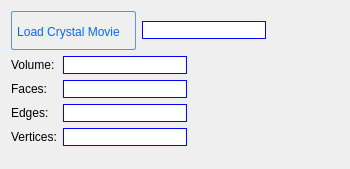
The window that apps/nsxqt/ui/SampleShapePropertyWidget.ui (k61n/openhkl) describes before a commit, drawn with Qt 5.
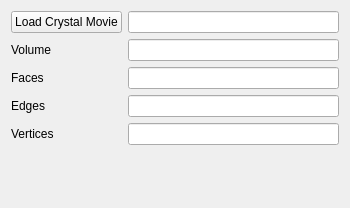
The same window after the commit.

What changed in the file:
```diff
--- a/apps/nsxqt/ui/SampleShapePropertyWidget.ui
+++ b/apps/nsxqt/ui/SampleShapePropertyWidget.ui
@@ -7,76 +7,14 @@
     <x>0</x>
     <y>0</y>
     <width>350</width>
-    <height>169</height>
+    <height>208</height>
    </rect>
   </property>
   <property name="windowTitle">
    <string>Form</string>
   </property>
-  <layout class="QFormLayout" name="formLayout_2">
-   <item row="0" column="0">
-    <layout class="QHBoxLayout" name="horizontalLayout" stretch="0,2">
-     <item>
-      <widget class="QPushButton" name="pushButton_LoadMovie">
-       <property name="sizePolicy">
-        <sizepolicy hsizetype="Minimum" vsizetype="Fixed">
-         <horstretch>1</horstretch>
-         <verstretch>0</verstretch>
-        </sizepolicy>
-       </property>
-       <property name="toolTip">
-        <string>&lt;html&gt;&lt;head/&gt;&lt;body&gt;&lt;p&gt;Load a info file containing Video&lt;/p&gt;&lt;/body&gt;&lt;/html&gt;</string>
-       </property>
-       <property name="styleSheet">
-        <string notr="true">QPushButton:hover{
-        background: qlineargradient(x1 : 0, y1 : 0, x2 : 0, y2 :   1, stop :   0.0 #ffd9aa,
-                stop :   0.5 #ffbb6e, stop :   0.55 #feae42, stop :   1.0 #fedb74);
-}
-
-QPushButton {
-        border: 1px solid #6593cf;
-        border-radius: 2px;
-        padding: 5px 15px 2px 5px;
-        background: qlineargradient(x1 : 0, y1 : 0, x2 : 0, y2 :   1, stop :   0.0 #f5f9ff,
-                stop :   0.5 #c7dfff, stop :   0.55 #afd2ff, stop :   1.0 #c0dbff);
-        color: #006aff;
-        font: bold large &quot;Arial&quot;;
-        height: 30px;
-}
-
-
-
-
-QPushButton:pressed {
-        background: qlineargradient(x1 : 0, y1 : 0, x2 : 0, y2 :   1, stop :   0.0 #c0dbff,
-        stop :   0.5 #cfd26f, stop :   0.55 #c7df6f, stop :   1.0 #f5f9ff);
-        padding-top: 2px;
-        padding-left: 3px;
-
-}
-
-
-QPushButton:on {
-        background: qlineargradient(x1 : 0, y1 : 0, x2 : 0, y2 :   1, stop :   0.0 #5AA72D,
-        stop :   0.5 #B3E296, stop :   0.55 #B3E296, stop :   1.0 #f5f9ff);
-        padding-top: 2px;
-        padding-left: 3px;
-}
-
-QPushButton:disabled {
-        background: transparent #e5e9ee;
-        padding-top: 2px;        
-        padding-left: 3px;
-        color: black;
-}
-</string>
-       </property>
-       <property name="text">
-        <string>Load Crystal Movie</string>
-       </property>
-      </widget>
-     </item>
-     <item>
+  <layout class="QFormLayout" name="formLayout">
+   <item row="1" column="1">
       <widget class="QLineEdit" name="lineEdit_MovieFilename">
        <property name="sizePolicy">
         <sizepolicy hsizetype="Expanding" vsizetype="Fixed">
@@ -85,116 +23,100 @@
         </sizepolicy>
        </property>
        <property name="styleSheet">
-        <string notr="true">QLineEdit {
-    border: 1px solid blue;
-    border-radius: 10px;
-    padding: 0 8px;
-    background: white;
-    selection-background-color: darkgray;
-}</string>
+      <string notr="true">
+</string>
        </property>
        <property name="readOnly">
         <bool>true</bool>
        </property>
       </widget>
      </item>
-    </layout>
-   </item>
-   <item row="1" column="0">
-    <layout class="QFormLayout" name="formLayout">
-     <item row="0" column="0">
+   <item row="2" column="0">
       <widget class="QLabel" name="label_3">
        <property name="text">
-        <string>Volume:</string>
+      <string>Volume</string>
        </property>
       </widget>
      </item>
-     <item row="0" column="1">
+   <item row="2" column="1">
       <widget class="QLineEdit" name="lineEdit_Volume">
        <property name="styleSheet">
-        <string notr="true">QLineEdit {
-    border: 1px solid blue;
-    border-radius: 10px;
-    padding: 0 8px;
-    background: white;
-    selection-background-color: darkgray;
-}</string>
+      <string notr="true"/>
        </property>
        <property name="readOnly">
         <bool>true</bool>
        </property>
       </widget>
      </item>
-     <item row="1" column="0">
+   <item row="4" column="0">
       <widget class="QLabel" name="label_4">
        <property name="text">
-        <string>Faces:</string>
+      <string>Faces</string>
        </property>
       </widget>
      </item>
-     <item row="1" column="1">
+   <item row="4" column="1">
       <widget class="QLineEdit" name="lineEdit_Faces">
        <property name="styleSheet">
-        <string notr="true">QLineEdit {
-    border: 1px solid blue;
-    border-radius: 10px;
-    padding: 0 8px;
-    background: white;
-    selection-background-color: darkgray;
-}</string>
+      <string notr="true"/>
        </property>
        <property name="readOnly">
         <bool>true</bool>
        </property>
       </widget>
      </item>
-     <item row="2" column="0">
+   <item row="6" column="0">
       <widget class="QLabel" name="label_5">
        <property name="text">
-        <string>Edges:</string>
+      <string>Edges</string>
        </property>
       </widget>
      </item>
-     <item row="2" column="1">
+   <item row="6" column="1">
       <widget class="QLineEdit" name="lineEdit_Edges">
        <property name="styleSheet">
-        <string notr="true">QLineEdit {
-    border: 1px solid blue;
-    border-radius: 10px;
-    padding: 0 8px;
-    background: white;
-    selection-background-color: darkgray;
-}</string>
+      <string notr="true"/>
        </property>
        <property name="readOnly">
         <bool>true</bool>
        </property>
       </widget>
      </item>
-     <item row="3" column="0">
+   <item row="8" column="0">
       <widget class="QLabel" name="label_6">
        <property name="text">
-        <string>Vertices:</string>
+      <string>Vertices</string>
        </property>
       </widget>
      </item>
-     <item row="3" column="1">
+   <item row="8" column="1">
       <widget class="QLineEdit" name="lineEdit_Vertices">
        <property name="styleSheet">
-        <string notr="true">QLineEdit {
-    border: 1px solid blue;
-    border-radius: 10px;
-    padding: 0 8px;
-    background: white;
-    selection-background-color: darkgray;
-}</string>
+      <string notr="true"/>
        </property>
        <property name="readOnly">
         <bool>true</bool>
        </property>
       </widget>
      </item>
-    </layout>
+   <item row="1" column="0">
+    <widget class="QPushButton" name="pushButton_LoadMovie">
+     <property name="sizePolicy">
+      <sizepolicy hsizetype="Minimum" vsizetype="Fixed">
+       <horstretch>1</horstretch>
+       <verstretch>0</verstretch>
+      </sizepolicy>
+     </property>
+     <property name="toolTip">
+      <string>&lt;html&gt;&lt;head/&gt;&lt;body&gt;&lt;p&gt;Load a info file containing Video&lt;/p&gt;&lt;/body&gt;&lt;/html&gt;</string>
+     </property>
+     <property name="styleSheet">
+      <string notr="true"/>
+     </property>
+     <property name="text">
+      <string>Load Crystal Movie</string>
+     </property>
+    </widget>
    </item>
   </layout>
  </widget>
```
Left out of the diff: 1 changed line with no effect on the pictures. Lines whose indentation alone changed are shown as unchanged.
